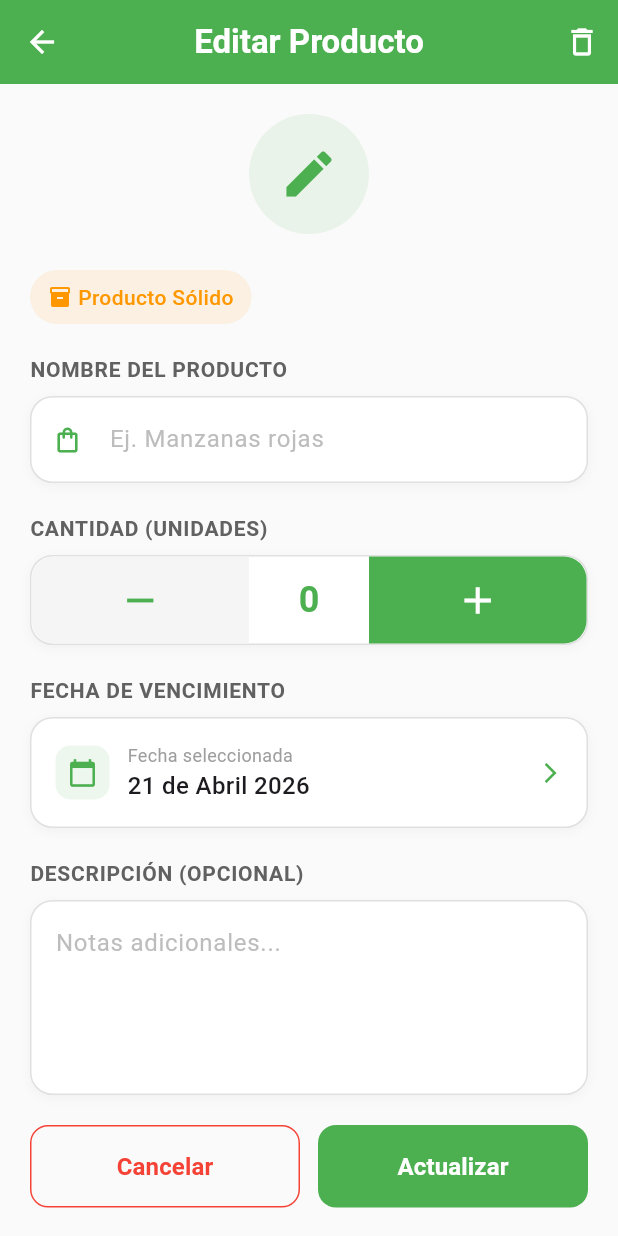
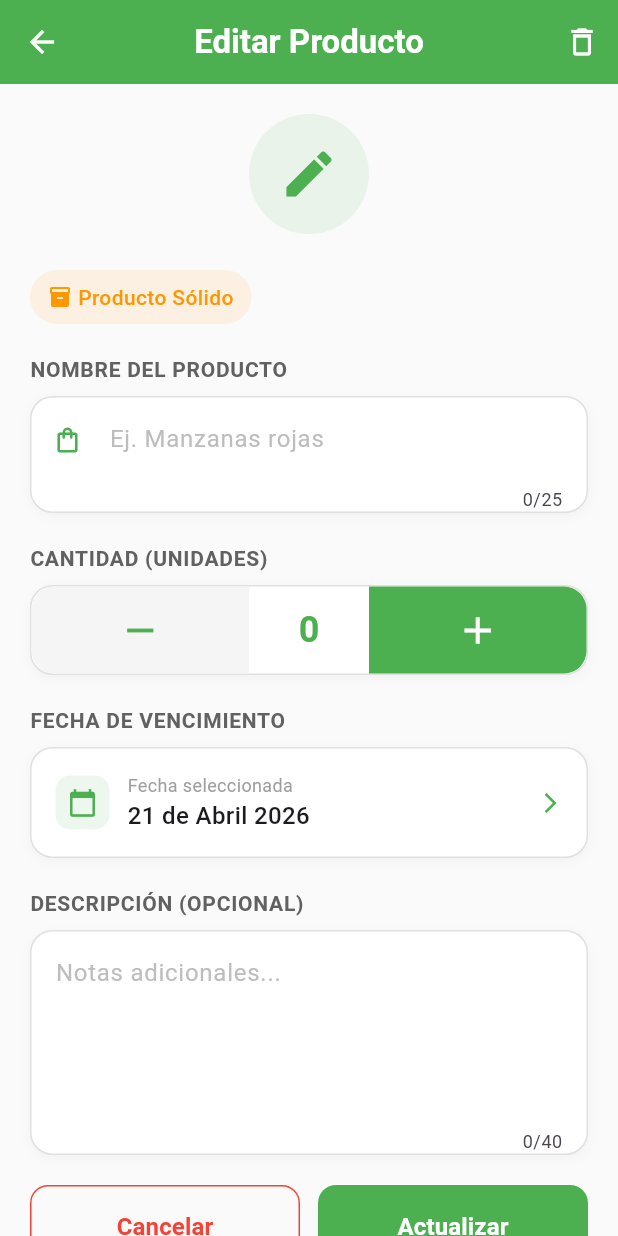
Before and after one commit to RolandoGuZz/Flutter_Stocky, a Flutter app: the UpdateProductContent screen opened directly, on a phone screen of 412 x 824 dp. Run offline on Flutter 3.47's test engine with Material 3 defaults, Android fonts, the phone set to English and light mode, and no system bars; our stand-ins replace flutter_local_notifications, hive, hive_flutter, timezone; accounts and stored records are empty.

Commit message:
fix: maximum length in inputs

```diff
--- a/lib/views/add_product_view.dart
+++ b/lib/views/add_product_view.dart
@@ -154,6 +154,7 @@ class _AddProductContentState extends State<AddProductContent> {
                       onChanged: vm.updateDescription,
                       maxLines: 4,
                       isOptional: true,
+                      maxLength: 40,
                     ),
                     SizedBox(height: 20),
 
--- a/lib/views/update_product_view.dart
+++ b/lib/views/update_product_view.dart
@@ -165,6 +165,7 @@ class _UpdateProductContentState extends State<UpdateProductContent> {
                       maxLines: 4,
                       isOptional: true,
                       initialValue: vm.description,
+                      maxLength: 40,
                     ),
                     SizedBox(height: 20),
 
--- a/lib/widgets/custom_text_field.dart
+++ b/lib/widgets/custom_text_field.dart
@@ -8,6 +8,7 @@ class CustomTextField extends StatelessWidget {
   final int maxLines;
   final bool isOptional;
   final String? initialValue;
+  final int maxLength;
 
   const CustomTextField({
     super.key,
@@ -18,6 +19,7 @@ class CustomTextField extends StatelessWidget {
     this.maxLines = 1,
     this.isOptional = false,
     this.initialValue,
+    this.maxLength = 25,
   });
 
   @override
@@ -41,6 +43,7 @@ class CustomTextField extends StatelessWidget {
         onChanged: onChanged,
         validator: isOptional ? null : validator,
         maxLines: maxLines,
+        maxLength: maxLength,
         decoration: InputDecoration(
           hintText: hint,
           hintStyle: TextStyle(color: Colors.grey.shade400),
--- a/lib/widgets/product_card.dart
+++ b/lib/widgets/product_card.dart
@@ -18,8 +18,8 @@ class ProductCard extends StatelessWidget {
     final now = DateTime.now();
     final difference = date.difference(now).inDays;
 
-    if (difference == 0) return 'Hoy'; // 1
-    if (difference == 1) return 'Mañana'; // 2 checar si es asi o se modifica
+    if (difference == 0) return 'Hoy';
+    if (difference == 1) return 'Mañana';
     if (difference == -1) return 'Ayer';
     return '${date.day}/${date.month}/${date.year}';
   }
@@ -28,7 +28,7 @@ class ProductCard extends StatelessWidget {
     if (product.type == ProductType.liquid) {
       return 'Cantidad: ${product.liquidQuantity.toStringAsFixed(1)} L';
     } else {
-      return 'Cantidad: ${product.quantity} ${product.description ?? 'UD'}';
+      return 'Cantidad: ${product.quantity} UD';
     }
   }
 
```
